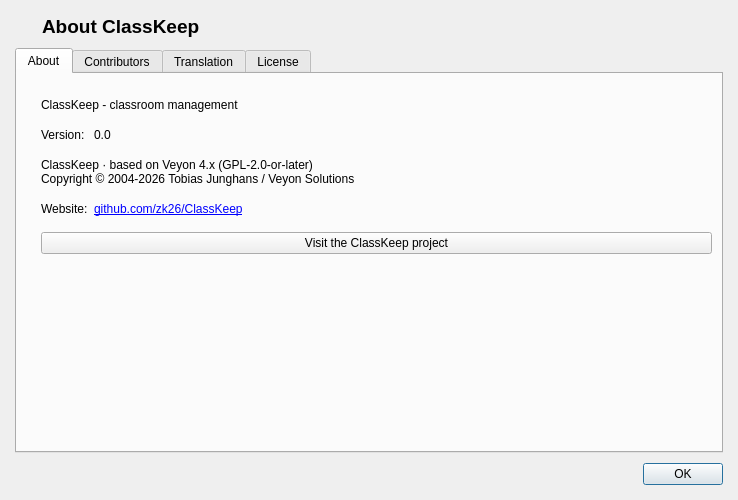
Old version of the form veyon/core/src/AboutDialog.ui in the repository zk26/ClassKeep.
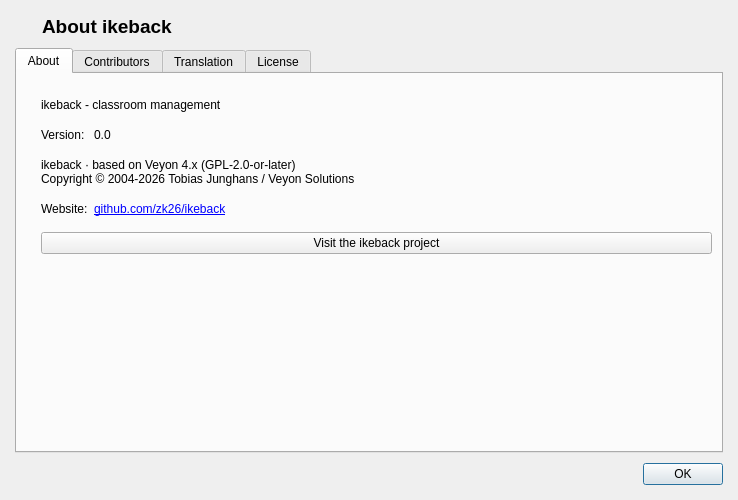
New version of the form. Icons and pictures are not drawn.

Commit message: refactor: rename the entire project from the retired brand to ikeback

Patch:
```diff
--- a/veyon/core/src/AboutDialog.ui
+++ b/veyon/core/src/AboutDialog.ui
@@ -80,7 +80,7 @@
         </font>
        </property>
        <property name="text">
-        <string>About ClassKeep</string>
+        <string>About ikeback</string>
        </property>
       </widget>
      </item>
@@ -118,7 +118,7 @@
        <item row="0" column="0" colspan="2">
         <widget class="QLabel" name="label_3">
          <property name="text">
-          <string notr="true">ClassKeep - classroom management</string>
+          <string notr="true">ikeback - classroom management</string>
          </property>
         </widget>
        </item>
@@ -139,7 +139,7 @@
        <item row="5" column="1">
         <widget class="QLabel" name="label_4">
          <property name="text">
-          <string notr="true">&lt;a href=&quot;https://github.com/zk26/ClassKeep&quot;&gt;github.com/zk26/ClassKeep&lt;/a&gt;</string>
+          <string notr="true">&lt;a href=&quot;https://github.com/zk26/ikeback&quot;&gt;github.com/zk26/ikeback&lt;/a&gt;</string>
          </property>
          <property name="openExternalLinks">
           <bool>true</bool>
@@ -149,7 +149,7 @@
        <item row="3" column="0" colspan="2">
         <widget class="QLabel" name="label_8">
          <property name="text">
-          <string notr="true">ClassKeep · based on Veyon 4.x (GPL-2.0-or-later)
+          <string notr="true">ikeback · based on Veyon 4.x (GPL-2.0-or-later)
 Copyright © 2004-2026 Tobias Junghans / Veyon Solutions</string>
          </property>
         </widget>
@@ -177,7 +177,7 @@
        <item row="6" column="0" colspan="2">
         <widget class="QPushButton" name="donateButton">
          <property name="text">
-          <string>Visit the ClassKeep project</string>
+          <string>Visit the ikeback project</string>
          </property>
         </widget>
        </item>
```
Left out of the diff: 4 changed lines with no effect on the pictures. The commit also changes 164 other files.
